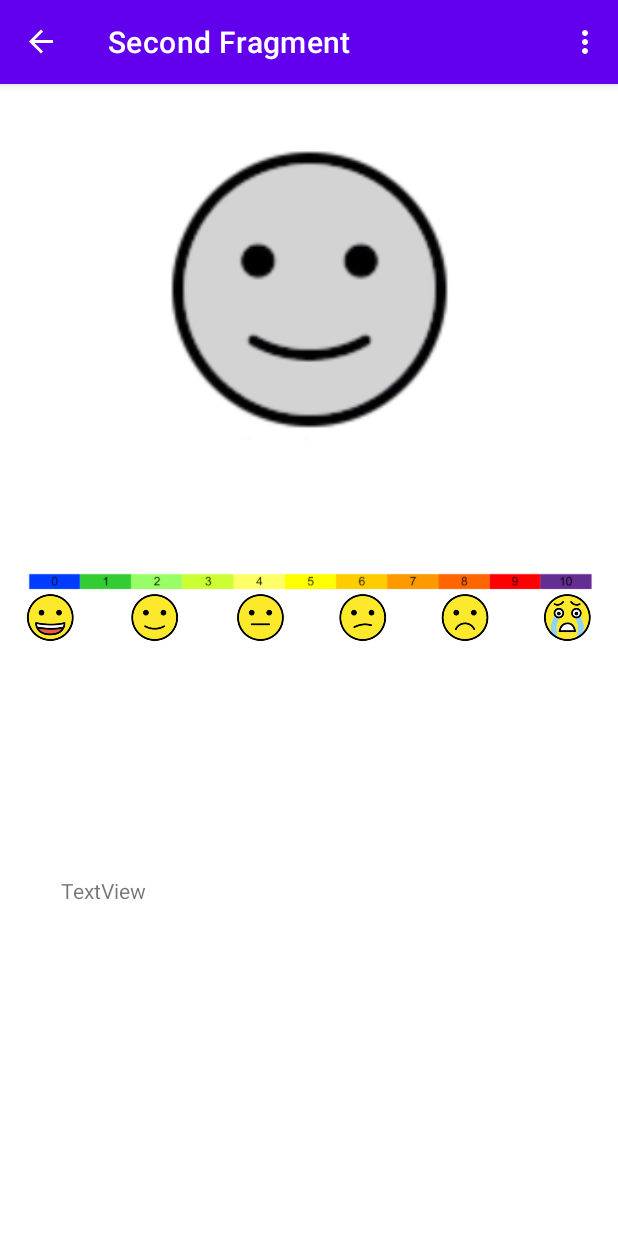
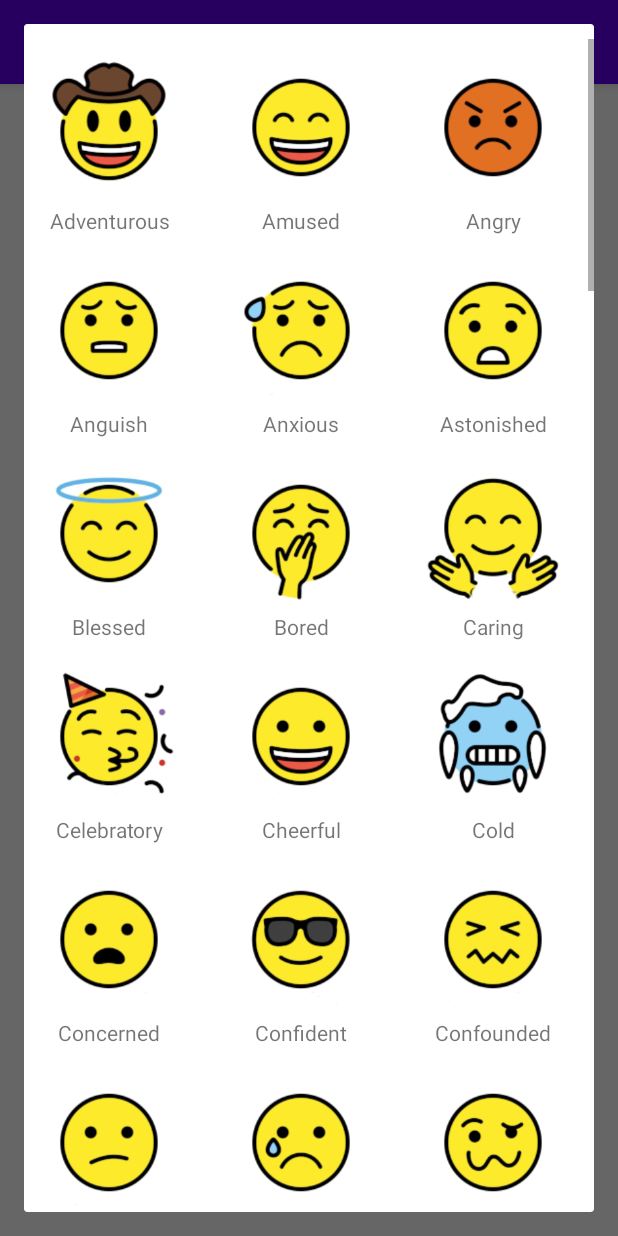
Before and after one commit to robbins-ray/neuronote, an Android app: the EmojiSelector screen opened through its navigation route, on a phone screen of 412 x 824 dp. Run offline under Robolectric (Android 15) with nearby library versions, the phone set to English and light mode, and no system bars; our stand-ins replace navigation-ui.

Commit message:
Some Changes

```diff
--- /dev/null
+++ b/neuronote/app/src/main/java/app/neuronote/EmojiHelper.java
@@ -0,0 +1,55 @@
+package app.neuronote;
+
+import android.content.Context;
+import android.view.LayoutInflater;
+import android.view.View;
+import android.view.ViewGroup;
+import android.widget.BaseAdapter;
+import android.widget.CursorAdapter;
+import android.widget.ImageView;
+import android.widget.TextView;
+
+public class EmojiHelper extends BaseAdapter{
+
+    private Context context;
+    private String[] names;
+    int[] emojis;
+
+    public EmojiHelper(Context context, String[] names, int[] emojis) {
+        this.context=context;
+        this.names=names;
+        this.emojis=emojis;
+    }
+
+    @Override
+    public int getCount() {
+        return names.length;
+    }
+
+    @Override
+    public Object getItem(int pos) {
+        return names[pos];
+    }
+
+    @Override
+    public long getItemId(int pos) {
+        return pos;
+    }
+
+    @Override
+    public View getView(int pos, View convertView, ViewGroup parent) {
+        if (convertView == null)
+        {
+            LayoutInflater inflater= (LayoutInflater) context.getSystemService(Context.LAYOUT_INFLATER_SERVICE);
+
+            convertView = inflater.inflate(R.layout.emoji_model, null);
+        }
+
+        TextView nameTV = (TextView) convertView.findViewById(R.id.m_emojitext);
+        ImageView ing= (ImageView) convertView.findViewById(R.id.m_emojiimage);
+
+        nameTV.setText(names[pos]);
+        ing.setImageResource(emojis[pos]);
+        return convertView;
+    }
+}
--- a/neuronote/app/src/main/java/app/neuronote/EmojiSelector.java
+++ b/neuronote/app/src/main/java/app/neuronote/EmojiSelector.java
@@ -1,49 +1,91 @@
 package app.neuronote;
 
+import android.content.Intent;
 import android.os.Bundle;
 import android.view.LayoutInflater;
 import android.view.View;
 import android.view.ViewGroup;
+import android.widget.AdapterView;
+import android.widget.GridView;
+import android.widget.Toast;
 
 import androidx.annotation.NonNull;
-import androidx.fragment.app.Fragment;
-import androidx.navigation.fragment.NavHostFragment;
+import androidx.annotation.Nullable;
+import androidx.fragment.app.DialogFragment;
 
-import app.neuronote.databinding.FragmentEmojiSelectorBinding;
-import app.neuronote.databinding.FragmentFirstBinding;
+import app.neuronote.EmojiHelper;
+import app.neuronote.R;
 
-public class EmojiSelector extends Fragment {
+public class EmojiSelector extends DialogFragment {
 
-    private @NonNull
-    FragmentFirstBinding binding;
+    GridView gridView;
 
+    String nameList[] ={
+            "Adventurous", "Amused", "Angry", "Anguish", "Anxious", "Astonished", "Blessed",
+            "Bored", "Caring", "Celebratory", "Cheerful", "Cold", "Concerned", "Confident",
+            "Confounded", "Confused", "Crying", "Dazed", "Depressed", "Desirous", "Desperate",
+            "Disappointed", "Disapproving", "Disbelief", "Dishonest", "Dissatisfied", "Dizzy",
+            "Embarrassed", "Evil", "Excited", "Fearful", "Flattered", "Flirty", "Frustrated",
+            "Furious", "Grateful", "Grumpy", "Guilty", "Happy", "Horror", "Hot", "Humorous",
+            "Hungry", "Hurt", "Hysterical", "Ill", "Infatuated", "Intelligent", "Irritable",
+            "Lonely", "Loving", "Mischievous", "Nauseous", "Nerdy", "Nervous", "Neutral",
+            "Persevering", "Playful", "Pleasant", "Positive", "Proud", "Puzzled", "Quiet",
+            "Rage", "Relieved", "Sad", "Secretive", "Shocked", "Sick", "Silly", "Skeptical",
+            "Sleepy", "Sobbing", "Speechless", "Successful", "Surprised", "Tired", "Wacky",
+            "Warm", "Weary", "Worried" };
+
+    int emojiIcons[] = {
+            R.drawable.adventurous_emoji, R.drawable.amused_emoji, R.drawable.angry_emoji,
+            R.drawable.anguish_emoji, R.drawable.anxious_emoji, R.drawable.astonished_emoji,
+            R.drawable.blessed_emoji, R.drawable.bored_emoji, R.drawable.caring_emoji,
+            R.drawable.celebratory_emoji, R.drawable.cheerful_emoji, R.drawable.cold_emoji,
+            R.drawable.concerned_emoji, R.drawable.confident_emoji, R.drawable.confounded_emoji,
+            R.drawable.confused_emoji, R.drawable.crying_emoji, R.drawable.dazed_emoji,
+            R.drawable.depressed_emoji, R.drawable.desirous_emoji, R.drawable.desperate_emoji,
+            R.drawable.disappointed_emoji, R.drawable.disapproving_emoji, R.drawable.disbelief_emoji,
+            R.drawable.dishonest_emoji, R.drawable.dissatisfied_emoji, R.drawable.dizzy_emoji,
+            R.drawable.embarrassed_emoji, R.drawable.evil_emoji, R.drawable.excited_emoji,
+            R.drawable.fearful_emoji, R.drawable.flattered_emoji,
+            R.drawable.flirty_emoji, R.drawable.frustrated_emoji, R.drawable.furious_emoji,
+            R.drawable.grateful_emoji, R.drawable.grumpy_emoji, R.drawable.guilty_emoji,
+            R.drawable.happy_emoji, R.drawable.horror_emoji, R.drawable.hot_emoji,
+            R.drawable.humorous_emoji, R.drawable.hungry_emoji, R.drawable.hurt_emoji,
+            R.drawable.hysterical_emoji, R.drawable.ill_emoji, R.drawable.infatuated_emoji,
+            R.drawable.intelligent_emoji, R.drawable.irritable_emoji, R.drawable.lonely_emoji,
+            R.drawable.loving_emoji, R.drawable.mischievous_emoji, R.drawable.nauseous_emoji,
+            R.drawable.nerdy_emoji, R.drawable.nervous_emoji, R.drawable.neutral_emoji,
+            R.drawable.persevering_emoji, R.drawable.playful_emoji, R.drawable.pleasant_emoji,
+            R.drawable.positive_emoji, R.drawable.proud_emoji, R.drawable.puzzled_emoji,
+            R.drawable.quiet_emoji, R.drawable.rage_emoji, R.drawable.relieved_emoji,
+            R.drawable.sad_emoji, R.drawable.secretive_emoji, R.drawable.shocked_emoji,
+            R.drawable.sick_emoji, R.drawable.silly_emoji, R.drawable.skeptical_emoji,
+            R.drawable.sleepy_emoji, R.drawable.sobbing_emoji, R.drawable.speechless_emoji,
+            R.drawable.successful_emoji, R.drawable.surprised_emoji, R.drawable.tired_emoji,
+            R.drawable.wacky_emoji, R.drawable.warm_emoji, R.drawable.weary_emoji,
+            R.drawable.worried_emoji };
+
+    @Nullable
     @Override
-    public View onCreateView(
-            LayoutInflater inflater, ViewGroup container,
-            Bundle savedInstanceState
-    ) {
+    public View onCreateView(@NonNull LayoutInflater inflater, @Nullable ViewGroup container, @Nullable Bundle savedInstanceState) {
 
-        binding = FragmentFirstBinding.inflate(inflater, container, false);
-        return binding.getRoot();
+        View rootView = inflater.inflate(R.layout.emoji_selector, null);
+        gridView=rootView.findViewById(R.id.gridviewemoji);
 
-    }
+        EmojiHelper adapter = new EmojiHelper(getActivity(), nameList, emojiIcons);
+        gridView.setAdapter(adapter);
 
-    public void onViewCreated(@NonNull View view, Bundle savedInstanceState) {
-        super.onViewCreated(view, savedInstanceState);
+        gridView.setOnItemClickListener(new AdapterView.OnItemClickListener() {
+            @Override
+            public void onItemClick(AdapterView<?> adapterView, View view, int pos, long id) {
+                Toast.makeText(getActivity(), nameList[pos], Toast.LENGTH_SHORT).show();
+                String selectedName =nameList[pos];
+                int selectedImage = emojiIcons[pos];
 
-        binding.buttonEmoji.setOnClickListener(new View.OnClickListener() {
-            @Override
-            public void onClick(View view) {
-                NavHostFragment.findNavController(EmojiSelector.this)
-                        .navigate(R.id.action_EmojiSelector_to_FirstFragment);
+
+
             }
         });
+
+        return rootView;
     }
-
-    @Override
-    public void onDestroyView() {
-        super.onDestroyView();
-        binding = null;
-    }
-
 }
--- a/neuronote/app/src/main/java/app/neuronote/HomeScreen.java
+++ b/neuronote/app/src/main/java/app/neuronote/HomeScreen.java
@@ -19,11 +19,11 @@ import androidx.navigation.fragment.NavHostFragment;
 
 import java.net.URISyntaxException;
 
-import app.neuronote.databinding.FragmentFirstBinding;
+import app.neuronote.databinding.FragmentHomeBinding;
 
 public class HomeScreen extends Fragment {
 
-    private FragmentFirstBinding binding;
+    private FragmentHomeBinding binding;
 
     @Override
     public View onCreateView(
@@ -31,7 +31,7 @@ public class HomeScreen extends Fragment {
             Bundle savedInstanceState
     ) {
 
-        binding = FragmentFirstBinding.inflate(inflater, container, false);
+        binding = FragmentHomeBinding.inflate(inflater, container, false);
         return binding.getRoot();
 
     }
@@ -43,7 +43,7 @@ public class HomeScreen extends Fragment {
             @Override
             public void onClick(View v) {
                 NavHostFragment.findNavController(HomeScreen.this)
-                        .navigate(R.id.action_FirstFragment_to_SecondFragment);
+                        .navigate(R.id.action_Home_to_emojiSelector);
             }
         });
     }
--- /dev/null
+++ b/neuronote/app/src/main/res/layout/emoji_model.xml
@@ -0,0 +1,23 @@
+<?xml version="1.0" encoding="utf-8"?>
+<RelativeLayout xmlns:android="http://schemas.android.com/apk/res/android"
+    android:layout_width="match_parent" android:layout_height="match_parent">
+
+    <ImageView
+        android:id="@+id/m_emojiimage"
+        android:layout_width="97dp"
+        android:layout_height="102dp"
+        android:layout_marginLeft="8dp"
+        android:layout_marginTop="8dp"
+        android:src="@drawable/adventurous_emoji" />
+
+    <TextView
+        android:id="@+id/m_emojitext"
+        android:layout_width="97dp"
+        android:layout_height="20dp"
+        android:layout_alignParentStart="true"
+        android:layout_alignParentTop="true"
+        android:layout_marginStart="8dp"
+        android:layout_marginTop="111dp"
+        android:gravity="center_horizontal"
+        android:text="Adventurous" />
+</RelativeLayout>
--- /dev/null
+++ b/neuronote/app/src/main/res/layout/emoji_selector.xml
@@ -0,0 +1,17 @@
+<?xml version="1.0" encoding="utf-8"?>
+<LinearLayout xmlns:android="http://schemas.android.com/apk/res/android"
+    xmlns:tools="http://schemas.android.com/tools"
+    android:layout_width="match_parent"
+    android:layout_height="match_parent"
+    tools:context=".EmojiSelector">
+
+    <GridView
+        android:id="@+id/gridviewemoji"
+        android:layout_width="wrap_content"
+        android:layout_height="wrap_content"
+        android:layout_marginTop="10dp"
+        android:numColumns="3"
+        android:horizontalSpacing="4dp"
+        android:verticalSpacing="4dp"
+        />
+</LinearLayout>
--- a/neuronote/app/src/main/res/layout/fragment_emoji_selector.xml
+++ /dev/null
@@ -1,35 +0,0 @@
-<?xml version="1.0" encoding="utf-8"?>
-<view
-    class="android.widget.GridLayout"
-    xmlns:android="http://schemas.android.com/apk/res/android"
-    xmlns:app="http://schemas.android.com/apk/res-auto"
-    xmlns:tools="http://schemas.android.com/tools"
-    android:layout_width="match_parent"
-    android:layout_height="match_parent"
-    android:screenReaderFocusable="false">
-
-    <ImageView
-        android:id="@+id/emoji"
-        android:layout_width="wrap_content"
-        android:layout_height="wrap_content"
-        android:clickable="true"
-        app:icon="@drawable/adventurous_emoji"
-        app:layout_constraintBottom_toBottomOf="parent"
-        app:layout_constraintEnd_toEndOf="parent"
-        app:layout_constraintHorizontal_bias="0.498"
-        app:layout_constraintStart_toStartOf="parent"
-        app:layout_constraintTop_toTopOf="parent"
-        app:srcCompat="@drawable/adventurous_emoji"
-        tools:ignore="SpeakableTextPresentCheck"
-        android:contentDescription="@string/emoji" />
-
-    <TextView
-        android:id="@id/emoji_name"
-        android:layout_width="183dp"
-        android:layout_height="84dp"
-        android:text="@id/emoji_name"
-        app:layout_constraintEnd_toEndOf="parent"
-        app:layout_constraintStart_toStartOf="parent"
-        app:layout_constraintTop_toBottomOf="@+id/emoji"
-        tools:ignore="MissingConstraints" />
-</view>
--- a/neuronote/app/src/main/res/layout/fragment_first.xml
+++ b/neuronote/app/src/main/res/layout/fragment_home.xml
@@ -13,7 +13,7 @@
         android:clickable="true"
         android:contentDescription="@android:string/untitled"
         android:drawingCacheQuality="high"
-        android:onClick="emoji_selector"
+        android:onClick="@string/fragment_emoji_selector"
         app:layout_constraintEnd_toEndOf="parent"
         app:layout_constraintStart_toStartOf="parent"
         app:layout_constraintTop_toTopOf="parent"
@@ -21,9 +21,10 @@
         tools:srcCompat="@drawable/default_emoji" />
 
     <ImageView
-        android:id="@+id/imageView"
+        android:id="@+id/painPlane"
         android:layout_width="390dp"
         android:layout_height="158dp"
+        android:contentDescription="@string/pain_plane_drawable"
         android:src="@drawable/pain_plane___scale_only"
         app:layout_constraintEnd_toEndOf="parent"
         app:layout_constraintStart_toStartOf="parent"
@@ -35,10 +36,10 @@
         android:layout_height="168dp"
         android:layout_marginTop="52dp"
         android:layout_marginBottom="28dp"
-        android:text="TextView"
+        android:text="@string/JournalTV"
         app:layout_constraintBottom_toBottomOf="parent"
         app:layout_constraintEnd_toEndOf="parent"
         app:layout_constraintHorizontal_bias="0.493"
         app:layout_constraintStart_toStartOf="parent"
-        app:layout_constraintTop_toBottomOf="@+id/imageView" />
+        app:layout_constraintTop_toBottomOf="@+id/painPlane" />
 </androidx.constraintlayout.widget.ConstraintLayout>
--- a/neuronote/app/src/main/res/menu/menu_main.xml
+++ b/neuronote/app/src/main/res/menu/menu_main.xml
@@ -2,9 +2,9 @@
     xmlns:app="http://schemas.android.com/apk/res-auto"
     xmlns:tools="http://schemas.android.com/tools"
     tools:context="app.neuronote.MainActivity">
+
     <item
         android:id="@+id/action_notifications"
-        android:onClick="@string/second_fragment_label"
         android:title="@string/action_notifications" />
     <item
         android:id="@+id/action_help"
--- a/neuronote/app/src/main/res/navigation/nav_graph.xml
+++ b/neuronote/app/src/main/res/navigation/nav_graph.xml
@@ -3,26 +3,37 @@
     xmlns:app="http://schemas.android.com/apk/res-auto"
     xmlns:tools="http://schemas.android.com/tools"
     android:id="@+id/nav_graph"
-    app:startDestination="@id/FirstFragment">
+    app:startDestination="@id/Home">
 
     <fragment
-        android:id="@+id/FirstFragment"
+        android:id="@+id/Home"
         android:name="app.neuronote.HomeScreen"
-        android:label="@string/first_fragment_label"
-        tools:layout="@layout/fragment_first">
-
+        android:label="fragment_home"
+        tools:layout="@layout/fragment_home" >
         <action
-            android:id="@+id/action_FirstFragment_to_SecondFragment"
-            app:destination="@id/SecondFragment" />
+            android:id="@+id/action_Home_to_emojiSelector"
+            app:destination="@id/emojiSelector" />
+        <action
+            android:id="@+id/action_Home_to_placeholder"
+            app:destination="@id/placeholder" />
+        <argument
+            android:name="Emoji"
+            app:argType="string"
+            app:nullable="true"
+            android:defaultValue="@drawable_default_emoji.png" />
     </fragment>
-    <fragment
-        android:id="@+id/SecondFragment"
+    <dialog
+        android:id="@+id/emojiSelector"
         android:name="app.neuronote.EmojiSelector"
-        android:label="@string/second_fragment_label"
-        tools:layout="@layout/fragment_emoji_selector">
-
+        android:label="emoji_selector"
+        tools:layout="@layout/emoji_selector" >
         <action
-            android:id="@+id/action_SecondFragment_to_FirstFragment"
-            app:destination="@id/FirstFragment" />
+            android:id="@+id/action_emojiSelector_to_Home"
+            app:destination="@id/Home" />
+    </dialog>
+    <fragment android:id="@+id/placeholder" >
+        <action
+            android:id="@+id/action_placeholder_to_Home"
+            app:destination="@id/Home" />
     </fragment>
 </navigation>
--- a/neuronote/app/src/main/res/values/strings.xml
+++ b/neuronote/app/src/main/res/values/strings.xml
@@ -2,14 +2,12 @@
     <string name="app_name">neuronote</string>
     <string name="action_notifications">Notifications</string>
     <string name="action_download_data">Download Data</string>
-    <string name="action_help">help</string>
+    <string name="action_help">Help</string>
     <!-- Strings used for fragments for navigation -->
-    <string name="first_fragment_label">First Fragment</string>
-    <string name="second_fragment_label">Second Fragment</string>
-    <string name="next">Next</string>
-    <string name="previous">Previous</string>
+    <string name="fragment_emoji_model">Emoji Model</string>
+    <string name="fragment_emoji_selector">Emoji Selector</string>
 
-    <string name="hello_first_fragment">Hello first fragment</string>
-    <string name="hello_second_fragment">Hello second fragment. Arg: %1$s</string>
     <string name="emoji">Emoji</string>
+    <string name="JournalTV">Journal Text View</string>
+    <string name="pain_plane_drawable">Pain Plane Drawable</string>
 </resources>
```
